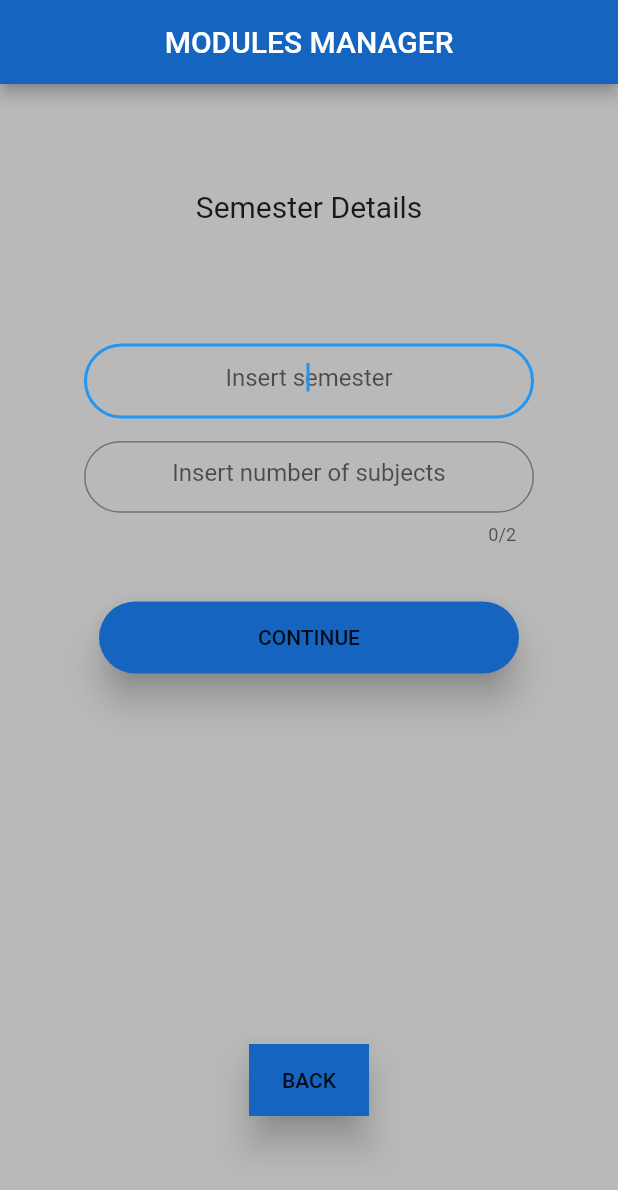
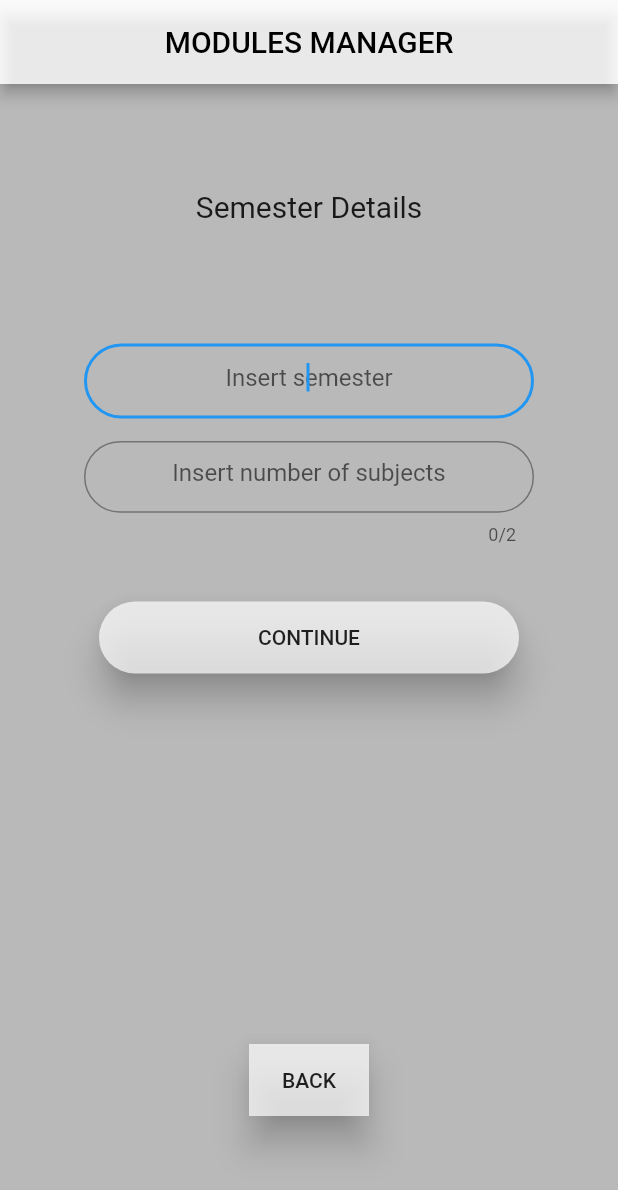
Before and after one commit to SharvinS/ModulesManager, a Flutter app: the screen it shows after launch, after a tap on "INSERT/UPDATE SEMESTER MODULES", on a phone screen of 412 x 824 dp. Shown: the top 1190 px of the screen. Run offline on Flutter 3.47's test engine with Material 2 defaults, Android fonts, the light colour scheme and no system bars; our stand-ins replace sqflite; accounts and stored records are empty.

Commit message:
Color changes for improved UI experience.

```diff
--- a/lib/SemSubj.dart
+++ b/lib/SemSubj.dart
@@ -18,10 +18,12 @@ class GPAState extends State<GPA> {
     return new Scaffold(
         resizeToAvoidBottomPadding: false,
         appBar: new AppBar(
-            title: new Text("MODULES MANAGER"),
+            title: new Text("MODULES MANAGER",
+              style: TextStyle(color: Colors.black
+              ),),
             leading: new Container(),
             centerTitle: true,
-            backgroundColor: Colors.blue[800]),
+            backgroundColor: Colors.white70),
         body: new Material(
             child: new Container(
           color: Colors.black26,
@@ -100,7 +102,7 @@ class GPAState extends State<GPA> {
                           child: new Material(
                               elevation: 10.0,
                               borderRadius: new BorderRadius.circular(50.0),
-                              color: Colors.blue[800],
+                              color: Colors.white70,
                               child: MaterialButton(
                                   minWidth: 80.0,
                                   height: 20.0,
@@ -152,7 +154,7 @@ class GPAState extends State<GPA> {
                         child: new Material(
                           //allows creation and  customization of a widget
                           elevation: 10.0, //elevation value of the widget
-                          color: Colors.blue[800], //color of the widget
+                          color: Colors.white70, //color of the widget
                           child: MaterialButton(
                             //create a button within the material
                             minWidth: 80.0, //width of the button
@@ -196,7 +198,7 @@ class GPAState extends State<GPA> {
           actions: <Widget>[
             new RaisedButton(
               elevation: 5.0,
-              color: Colors.blue[800],
+              color: Colors.white70,
               child: new Text(
                 "Go Back",
                 style: TextStyle(color: Colors.black),
--- a/lib/main.dart
+++ b/lib/main.dart
@@ -19,8 +19,11 @@ class HomeScreen extends StatelessWidget {
   Widget build(BuildContext context) {
     return new Scaffold( //create an empty whole page which is the main layout
       appBar: AppBar(     //create an app bar for the homepage
-          backgroundColor: Colors.blue[800],    //color of the app bar
-          title: Text('MODULES MANAGER'),    //text displayed on the app bar
+          backgroundColor: Colors.white70,    //color of the app bar
+          title: Text('MODULES MANAGER', //text displayed on the app bar
+          style: new TextStyle(   //styling of the text
+              color: Colors.black,    //color of the text
+          ),),
         leading: new Container(),
         centerTitle: true,
       ),
@@ -51,7 +54,7 @@ class HomeScreen extends StatelessWidget {
                 child: new Material(    //allows creation and  customization of a widget
                     elevation: 10.0,    //elevation value of the widget
                     borderRadius: new BorderRadius.circular(25.0),    //curve edges of the widget
-                    color: Colors.blue[800],    //color of the widget
+                    color: Colors.white70,    //color of the widget
                     child: MaterialButton(    //create a button within the material
                         minWidth: 50.0,
                         height: 55.0,//width of the button
@@ -77,7 +80,7 @@ class HomeScreen extends StatelessWidget {
                 child: new Material(
                     elevation: 10.0,
                     borderRadius: new BorderRadius.circular(25.0),
-                    color: Colors.blue[800],
+                    color: Colors.white70,
                     child: MaterialButton(
                         minWidth: 50.0,
                         height: 55.0,
@@ -100,7 +103,7 @@ class HomeScreen extends StatelessWidget {
                 child: new Material(
                     elevation: 10.0,
                     borderRadius: new BorderRadius.circular(25.0),
-                    color: Colors.blue[800],
+                    color: Colors.white70,
                     child: MaterialButton(
                         minWidth: 117.0,
                         height: 55.0,
```
Also changed, not shown: lib/InsertSemester.dart (+8 -7 lines), lib/ModuleList.dart (+5 -3 lines), lib/SemesterList.dart (+5 -4 lines).
